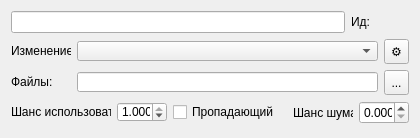
First picture: the form in Forms/Layer.ui, repository hremman/ImageCompiler, before the edit.
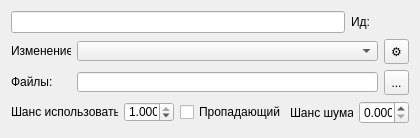
Second picture: the form after the edit. Icons and pictures are not drawn.

Diff of the .ui file:
```diff
--- a/Forms/Layer.ui
+++ b/Forms/Layer.ui
@@ -322,6 +322,12 @@
      </item>
      <item>
       <widget class="QCheckBox" name="blinked">
+       <property name="minimumSize">
+        <size>
+         <width>97</width>
+         <height>17</height>
+        </size>
+       </property>
        <property name="toolTip">
         <string>Есвли включено, то при генерации будет, как-будто, добавлена пустая картинка.
 </string>
@@ -338,7 +344,7 @@
        </property>
        <property name="sizeHint" stdset="0">
         <size>
-         <width>40</width>
+         <width>1</width>
          <height>20</height>
         </size>
        </property>
@@ -349,7 +355,7 @@
        <property name="minimumSize">
         <size>
          <width>60</width>
-         <height>0</height>
+         <height>22</height>
         </size>
        </property>
        <property name="maximumSize">
```
